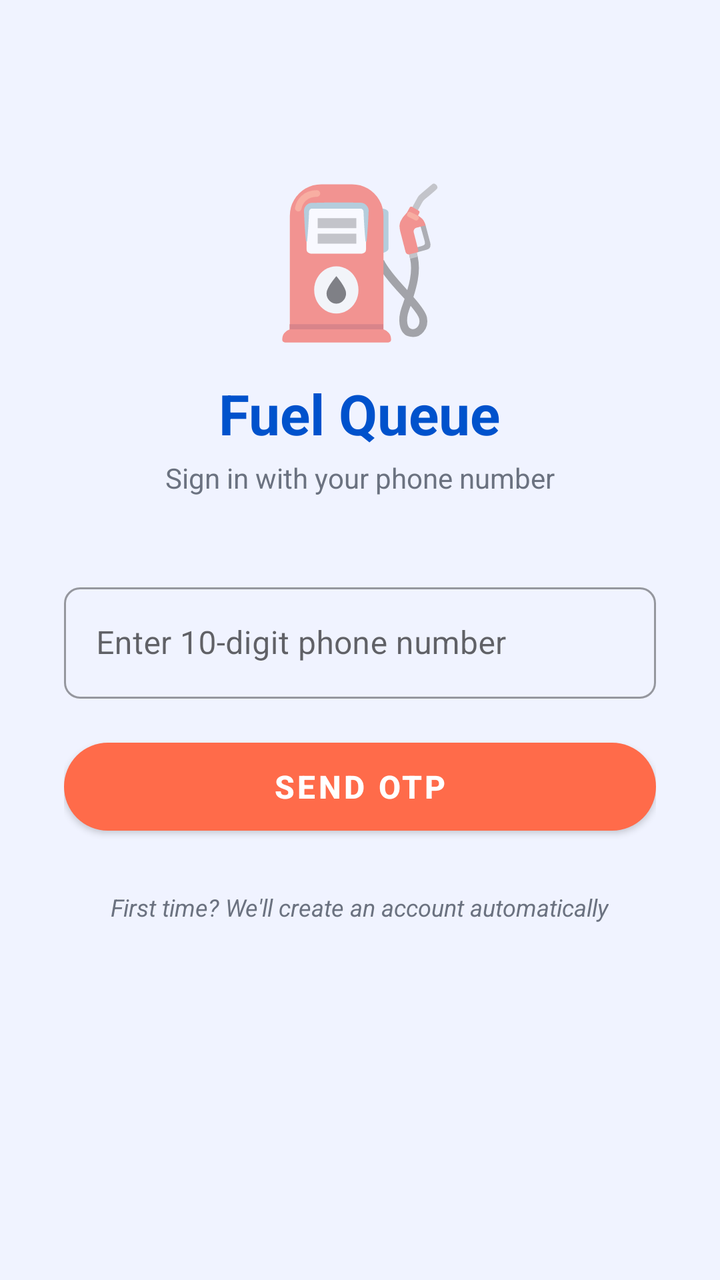
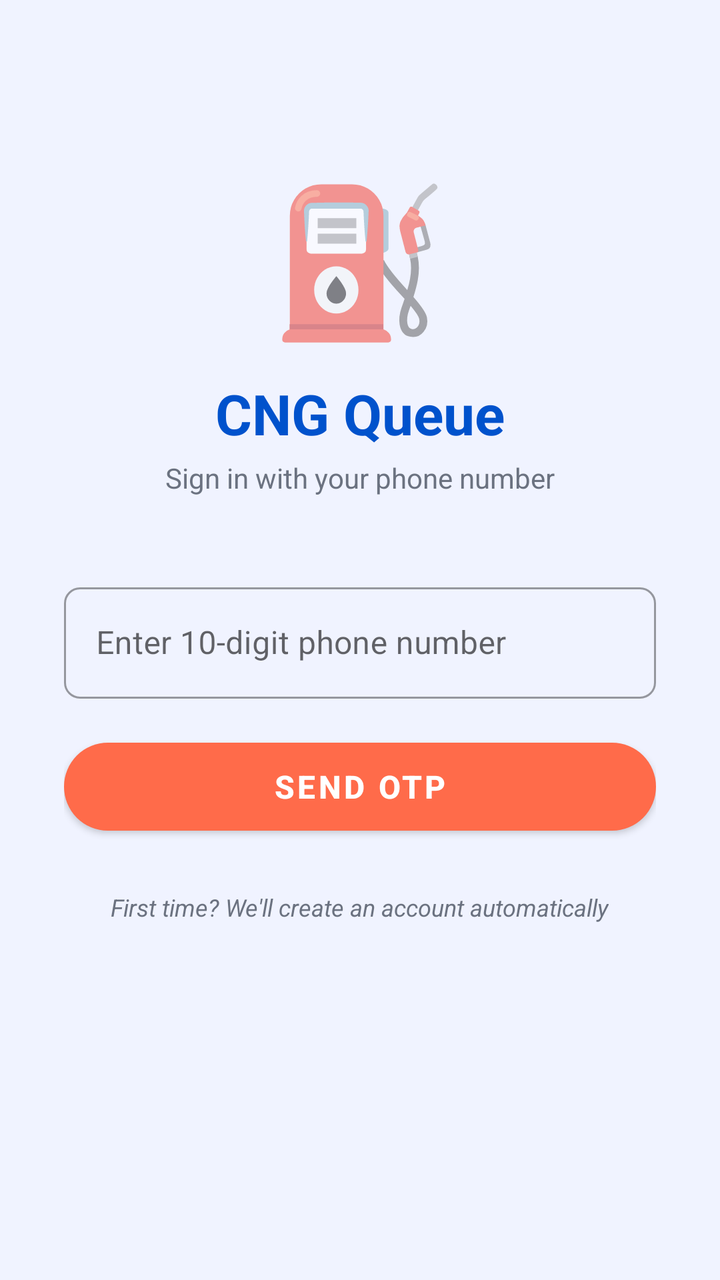

An Android layout rendered at two revisions. The XML below is the earlier revision; the diff shows what the commit changed to produce the second picture.
<!-- AndroidManifest.xml: application theme Theme.FuelQueue -->
<!-- res/layout/fragment_login.xml -->
<?xml version="1.0" encoding="utf-8"?>
<ScrollView xmlns:android="http://schemas.android.com/apk/res/android"
    xmlns:app="http://schemas.android.com/apk/res-auto"
    android:layout_width="match_parent"
    android:layout_height="match_parent"
    android:background="@color/background"
    android:fillViewport="true">

    <LinearLayout
        android:layout_width="match_parent"
        android:layout_height="wrap_content"
        android:gravity="center_horizontal"
        android:orientation="vertical"
        android:padding="32dp">

        
        <TextView
            android:layout_width="wrap_content"
            android:layout_height="wrap_content"
            android:layout_marginTop="48dp"
            android:text="⛽"
            android:textSize="72sp" />

        <TextView
            android:layout_width="wrap_content"
            android:layout_height="wrap_content"
            android:layout_marginTop="12dp"
            android:text="Fuel Queue"
            android:textColor="@color/colorPrimary"
            android:textSize="28sp"
            android:textStyle="bold" />

        <TextView
            android:layout_width="wrap_content"
            android:layout_height="wrap_content"
            android:layout_marginTop="4dp"
            android:layout_marginBottom="40dp"
            android:text="Sign in with your phone number"
            android:textColor="@color/text_secondary"
            android:textSize="14sp" />

        
        <com.google.android.material.textfield.TextInputLayout
            android:layout_width="match_parent"
            android:layout_height="wrap_content"
            android:layout_marginBottom="16dp"
            android:hint="Enter 10-digit phone number"
            style="@style/Widget.MaterialComponents.TextInputLayout.OutlinedBox">

            <com.google.android.material.textfield.TextInputEditText
                android:id="@+id/et_phone_number"
                android:layout_width="match_parent"
                android:layout_height="wrap_content"
                android:inputType="phone"
                android:imeOptions="actionNext" />
        </com.google.android.material.textfield.TextInputLayout>

        
        <com.google.android.material.button.MaterialButton
            android:id="@+id/btn_send_otp"
            android:layout_width="match_parent"
            android:layout_height="56dp"
            android:text="Send OTP"
            android:textSize="16sp"
            android:textStyle="bold"
            android:textColor="@color/white"
            app:cornerRadius="28dp"
            app:backgroundTint="@color/colorAccent" />

        
        <LinearLayout
            android:id="@+id/otp_section"
            android:layout_width="match_parent"
            android:layout_height="wrap_content"
            android:orientation="vertical"
            android:layout_marginTop="24dp"
            android:visibility="gone">

            <TextView
                android:layout_width="wrap_content"
                android:layout_height="wrap_content"
                android:text="Enter OTP sent to your phone"
                android:textColor="@color/text_secondary"
                android:textSize="13sp"
                android:layout_marginBottom="12dp" />

            
            <com.google.android.material.textfield.TextInputLayout
                android:layout_width="match_parent"
                android:layout_height="wrap_content"
                android:layout_marginBottom="16dp"
                android:hint="Enter 6-digit OTP"
                style="@style/Widget.MaterialComponents.TextInputLayout.OutlinedBox">

                <com.google.android.material.textfield.TextInputEditText
                    android:id="@+id/et_otp"
                    android:layout_width="match_parent"
                    android:layout_height="wrap_content"
                    android:inputType="number"
                    android:maxLength="6"
                    android:imeOptions="actionDone"
                    android:textAlignment="center"
                    android:textSize="20sp"
                    android:letterSpacing="0.1" />
            </com.google.android.material.textfield.TextInputLayout>

            
            <TextView
                android:id="@+id/tv_otp_timer"
                android:layout_width="wrap_content"
                android:layout_height="wrap_content"
                android:text="OTP expires in 10:00"
                android:textColor="@color/colorPrimary"
                android:textSize="12sp"
                android:layout_marginBottom="16dp" />

             
             <com.google.android.material.button.MaterialButton
                 android:id="@+id/btn_verify_otp"
                 android:layout_width="match_parent"
                 android:layout_height="56dp"
                 android:text="Verify OTP"
                 android:textSize="16sp"
                 android:textStyle="bold"
                 android:textColor="@color/white"
                 app:cornerRadius="28dp"
                 app:backgroundTint="@color/colorAccent" />

             
             <com.google.android.material.button.MaterialButton
                 android:id="@+id/btn_resend_otp"
                 android:layout_width="match_parent"
                 android:layout_height="48dp"
                 android:layout_marginTop="12dp"
                 android:text="Resend OTP"
                 android:textSize="14sp"
                 style="@style/Widget.MaterialComponents.Button.OutlinedButton"
                 app:cornerRadius="24dp"
                 app:strokeColor="@color/colorPrimary"
                 app:strokeWidth="2dp" />
        </LinearLayout>

        
        <ProgressBar
            android:id="@+id/progress_bar"
            android:layout_width="wrap_content"
            android:layout_height="wrap_content"
            android:layout_marginTop="12dp"
            android:visibility="gone" />

        
        <TextView
            android:id="@+id/tv_info_text"
            android:layout_width="wrap_content"
            android:layout_height="wrap_content"
            android:layout_marginTop="24dp"
            android:text="First time? We'll create an account automatically"
            android:textColor="@color/text_secondary"
            android:textSize="12sp"
            android:textStyle="italic" />

    </LinearLayout>
</ScrollView>
<!-- resources referenced by this layout -->
<resources>
  <color name="background">#F0F3FF</color>
  <color name="colorAccent">#FF6B4A</color>
  <color name="colorPrimary">#0052CC</color>
  <color name="text_secondary">#6B7280</color>
  <color name="white">#FFFFFF</color>
  <style name="Theme.FuelQueue" parent="Theme.MaterialComponents.DayNight.NoActionBar">
          <item name="colorPrimary">@color/colorPrimary</item>
          <item name="colorPrimaryVariant">@color/colorPrimaryDark</item>
          <item name="colorSecondary">@color/colorAccent</item>
          <item name="colorTertiary">@color/colorTeal</item>
          <item name="android:colorBackground">@color/background</item>
          <item name="android:statusBarColor">@color/colorPrimary</item>
          <item name="android:windowBackground">@color/background</item>
          <item name="android:textColorPrimary">@color/text_primary</item>
          <item name="android:textColorSecondary">@color/text_secondary</item>
          <item name="windowActionBar">false</item>
          <item name="windowNoTitle">true</item>
          <item name="windowActionBarOverlay">false</item>
          
          <item name="shapeAppearanceSmallComponent">@style/ShapeAppearance.FuelQueue.SmallComponent</item>
          <item name="shapeAppearanceMediumComponent">@style/ShapeAppearance.FuelQueue.MediumComponent</item>
          <item name="shapeAppearanceLargeComponent">@style/ShapeAppearance.FuelQueue.LargeComponent</item>
      </style>
  <color name="colorPrimaryDark">#003A99</color>
  <color name="colorTeal">#1DB584</color>
  <color name="text_primary">#1A1A2E</color>
  <style name="ShapeAppearance.FuelQueue.SmallComponent" parent="ShapeAppearance.MaterialComponents.SmallComponent">
          <item name="cornerFamily">rounded</item>
          <item name="cornerSize">8dp</item>
      </style>
  <style name="ShapeAppearance.FuelQueue.MediumComponent" parent="ShapeAppearance.MaterialComponents.MediumComponent">
          <item name="cornerFamily">rounded</item>
          <item name="cornerSize">12dp</item>
      </style>
  <style name="ShapeAppearance.FuelQueue.LargeComponent" parent="ShapeAppearance.MaterialComponents.LargeComponent">
          <item name="cornerFamily">rounded</item>
          <item name="cornerSize">28dp</item>
      </style>
</resources>

<!-- the commit's change to res/layout/fragment_login.xml (unified diff, before → after) -->
@@ -25,7 +25,7 @@
             android:layout_width="wrap_content"
             android:layout_height="wrap_content"
             android:layout_marginTop="12dp"
-            android:text="Fuel Queue"
+            android:text="CNG Queue"
             android:textColor="@color/colorPrimary"
             android:textSize="28sp"
             android:textStyle="bold" />
